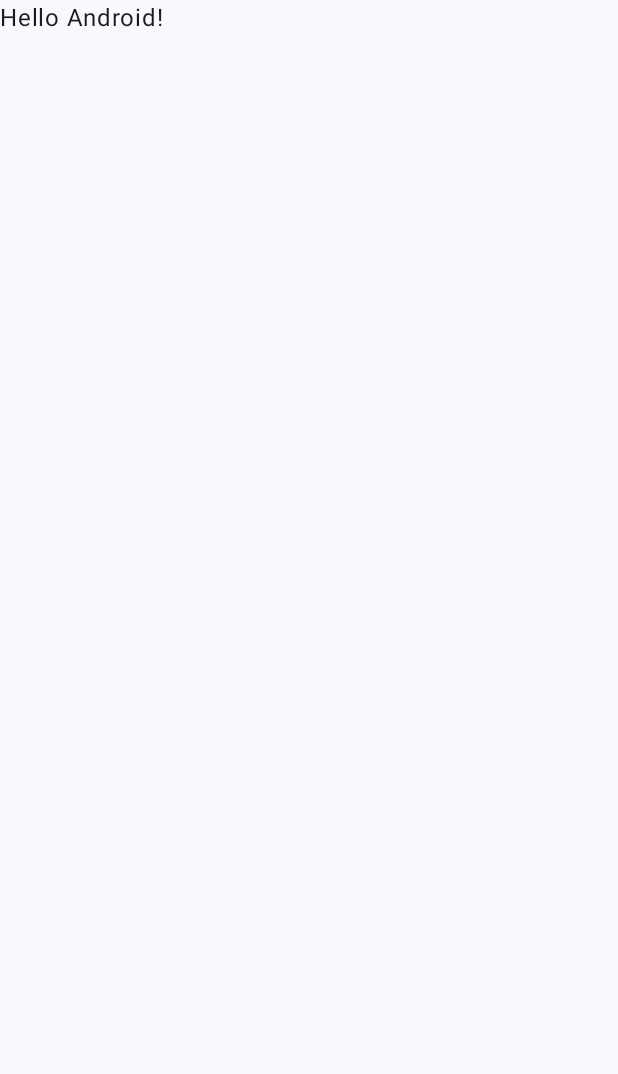
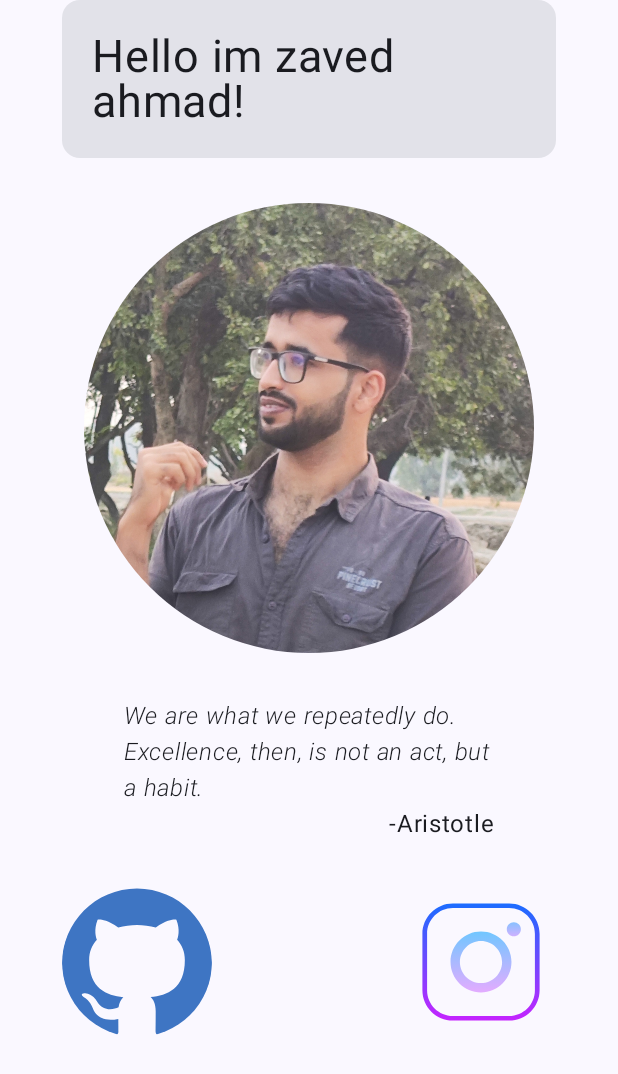
Before and after one commit to zaved707/personal_app, an Android app built with Jetpack Compose: the screen it shows after launch (MainActivity), on a phone screen of 412 x 824 dp. Before the commit the part shown is almost empty. Shown: the top 1074 px of the screen. Run offline under Robolectric (Android 15) with nearby library versions, the phone set to English and light mode, and no system bars.

Commit message:
added first page(not complete yet)

```diff
--- a/app/src/main/java/com/zavedahmad/frontPage/MainActivity.kt
+++ b/app/src/main/java/com/zavedahmad/frontPage/MainActivity.kt
@@ -1,17 +1,48 @@
 package com.zavedahmad.frontPage
 
+import android.graphics.drawable.shapes.Shape
 import android.os.Bundle
 import androidx.activity.ComponentActivity
 import androidx.activity.compose.setContent
 import androidx.activity.enableEdgeToEdge
+import androidx.compose.foundation.Image
+import androidx.compose.foundation.background
+import androidx.compose.foundation.clickable
+import androidx.compose.foundation.layout.Arrangement
+import androidx.compose.foundation.layout.Box
+import androidx.compose.foundation.layout.Column
+import androidx.compose.foundation.layout.Row
+import androidx.compose.foundation.layout.Spacer
 import androidx.compose.foundation.layout.fillMaxSize
+import androidx.compose.foundation.layout.fillMaxWidth
+import androidx.compose.foundation.layout.height
 import androidx.compose.foundation.layout.padding
+import androidx.compose.foundation.layout.size
+import androidx.compose.foundation.shape.CircleShape
+import androidx.compose.foundation.shape.RoundedCornerShape
+import androidx.compose.material.icons.Icons
+import androidx.compose.material.icons.filled.CheckCircle
+import androidx.compose.material3.Card
+import androidx.compose.material3.Icon
+import androidx.compose.material3.IconButton
+import androidx.compose.material3.MaterialTheme
 import androidx.compose.material3.Scaffold
 import androidx.compose.material3.Text
 import androidx.compose.runtime.Composable
+import androidx.compose.ui.Alignment
 import androidx.compose.ui.Modifier
+import androidx.compose.ui.draw.clip
+import androidx.compose.ui.graphics.Color
+import androidx.compose.ui.graphics.painter.Painter
+import androidx.compose.ui.layout.ContentScale
+import androidx.compose.ui.res.painterResource
+import androidx.compose.ui.text.font.FontStyle
+import androidx.compose.ui.text.font.FontWeight
 import androidx.compose.ui.tooling.preview.Preview
+import androidx.compose.ui.unit.dp
+import androidx.compose.ui.unit.sp
 import com.zavedahmad.frontPage.ui.theme.ZavedAhmadTheme
+import org.intellij.lang.annotations.JdkConstants
 
 class MainActivity : ComponentActivity() {
     override fun onCreate(savedInstanceState: Bundle?) {
@@ -21,7 +52,7 @@ class MainActivity : ComponentActivity() {
             ZavedAhmadTheme {
                 Scaffold(modifier = Modifier.fillMaxSize()) { innerPadding ->
                     Greeting(
-                        name = "Android",
+
                         modifier = Modifier.padding(innerPadding)
                     )
                 }
@@ -31,17 +62,75 @@ class MainActivity : ComponentActivity() {
 }
 
 @Composable
-fun Greeting(name: String, modifier: Modifier = Modifier) {
-    Text(
-        text = "Hello $name!",
-        modifier = modifier
-    )
+fun Greeting(modifier: Modifier = Modifier) {
+    val fontSize = 30
+    Column(modifier = modifier.fillMaxSize(), horizontalAlignment = Alignment.CenterHorizontally) {
+        Card(
+            onClick = {}, modifier = Modifier.fillMaxWidth(
+                0.8f
+            )
+        ) {
+            Box(contentAlignment = Alignment.Center, modifier = Modifier.padding(10.dp)) {
+                Text(
+                    text = "Hello im zaved ahmad!",
+                    modifier = Modifier.padding(10.dp),
+                    fontSize = fontSize.sp,
+                    lineHeight = fontSize.sp
+                )
+
+            }
+
+        }
+        Spacer(modifier = Modifier.height(30.dp))
+
+        Image(
+            painter = painterResource(R.drawable.zavedahmad),
+            contentDescription = "gawk gawk",
+            contentScale = ContentScale.Crop,
+            modifier = Modifier
+                .size(300.dp)
+                .clip(CircleShape)
+                .clickable(onClick = {})
+        )
+        Spacer(modifier = Modifier.height(30.dp))
+        Column(modifier = Modifier.fillMaxWidth(0.6f)) {
+            Text(
+                "We are what we repeatedly do. Excellence, then, is not an act, but a habit.",
+                fontStyle = FontStyle.Italic,
+                fontWeight = FontWeight.Light
+            )
+            Row(
+                modifier = Modifier.fillMaxWidth(), horizontalArrangement = Arrangement.End
+            ) {
+                Text("-Aristotle")
+            }
+        }
+        Spacer(modifier = Modifier.height(30.dp))
+        Row (modifier = Modifier.fillMaxWidth(0.8f), horizontalArrangement = Arrangement.SpaceBetween){
+            Image(
+                modifier = Modifier.size(100.dp).clip(CircleShape).clickable(onClick = {}),
+                contentScale = ContentScale.Crop,
+                painter = painterResource(R.drawable.github),
+                contentDescription = "dragon"
+            )
+            Image(
+                modifier = Modifier.size(100.dp).clip(CircleShape).clickable(onClick = {}),
+                contentScale = ContentScale.Fit,
+                painter = painterResource(R.drawable.icons8_instagram),
+                contentDescription = "dragon"
+            )
+        }
+
+
+
+    }
+
 }
 
 @Preview(showBackground = true)
 @Composable
 fun GreetingPreview() {
     ZavedAhmadTheme {
-        Greeting("Android")
+        Greeting()
     }
 }
--- /dev/null
+++ b/app/src/main/res/drawable/github.xml
@@ -0,0 +1,12 @@
+<vector xmlns:android="http://schemas.android.com/apk/res/android"
+    android:width="800dp"
+    android:height="800dp"
+    android:viewportWidth="48"
+    android:viewportHeight="48">
+  <path
+      android:pathData="M23.998,0.5C10.746,0.5 0,11.287 0,24.597C0,35.241 6.876,44.272 16.414,47.458C17.615,47.68 18.052,46.936 18.052,46.297C18.052,45.725 18.031,44.21 18.019,42.2C11.343,43.656 9.935,38.969 9.935,38.969C8.844,36.186 7.271,35.445 7.271,35.445C5.091,33.95 7.435,33.98 7.435,33.98C9.843,34.15 11.11,36.464 11.11,36.464C13.253,40.146 16.728,39.082 18.096,38.465C18.313,36.908 18.935,35.846 19.62,35.244C14.291,34.635 8.688,32.569 8.688,23.336C8.688,20.705 9.622,18.555 11.159,16.87C10.911,16.26 10.088,13.811 11.393,10.493C11.393,10.493 13.409,9.846 17.992,12.963C19.908,12.429 21.96,12.162 24.002,12.151C26.04,12.162 28.094,12.429 30.01,12.963C34.591,9.846 36.603,10.493 36.603,10.493C37.912,13.811 37.089,16.26 36.841,16.87C38.38,18.555 39.309,20.705 39.309,23.336C39.309,32.592 33.698,34.629 28.352,35.226C29.213,35.97 29.981,37.439 29.981,39.688C29.981,42.909 29.951,45.507 29.951,46.297C29.951,46.942 30.383,47.692 31.601,47.455C41.13,44.263 48,35.238 48,24.597C48,11.287 37.254,0.5 23.998,0.5"
+      android:strokeWidth="1"
+      android:fillColor="#3E75C3"
+      android:fillType="evenOdd"
+      android:strokeColor="#00000000"/>
+</vector>
--- /dev/null
+++ b/app/src/main/res/drawable/icons8_instagram.xml
@@ -0,0 +1,52 @@
+<vector xmlns:android="http://schemas.android.com/apk/res/android"
+    xmlns:aapt="http://schemas.android.com/aapt"
+    android:width="64dp"
+    android:height="64dp"
+    android:viewportWidth="64"
+    android:viewportHeight="64">
+  <path
+      android:pathData="M44,57H20c-7.168,0 -13,-5.832 -13,-13V20c0,-7.168 5.832,-13 13,-13h24c7.168,0 13,5.832 13,13v24C57,51.168 51.168,57 44,57zM20,9C13.935,9 9,13.935 9,20v24c0,6.065 4.935,11 11,11h24c6.065,0 11,-4.935 11,-11V20c0,-6.065 -4.935,-11 -11,-11H20z">
+    <aapt:attr name="android:fillColor">
+      <gradient
+          android:startX="32"
+          android:startY="6.667"
+          android:endX="32"
+          android:endY="57.872"
+          android:tileMode="mirror"
+          android:type="linear">
+        <item android:offset="0" android:color="#FF1A6DFF"/>
+        <item android:offset="1" android:color="#FFC822FF"/>
+      </gradient>
+    </aapt:attr>
+  </path>
+  <path
+      android:pathData="M32,45c-7.168,0 -13,-5.832 -13,-13c0,-7.168 5.832,-13 13,-13c7.168,0 13,5.832 13,13C45,39.168 39.168,45 32,45zM32,23c-4.962,0 -9,4.038 -9,9c0,4.963 4.038,9 9,9c4.963,0 9,-4.037 9,-9C41,27.038 36.963,23 32,23z">
+    <aapt:attr name="android:fillColor">
+      <gradient
+          android:startX="32"
+          android:startY="18.167"
+          android:endX="32"
+          android:endY="45.679"
+          android:tileMode="mirror"
+          android:type="linear">
+        <item android:offset="0" android:color="#FF6DC7FF"/>
+        <item android:offset="1" android:color="#FFE6ABFF"/>
+      </gradient>
+    </aapt:attr>
+  </path>
+  <path
+      android:pathData="M46,15A3,3 0,1 0,46 21A3,3 0,1 0,46 15Z">
+    <aapt:attr name="android:fillColor">
+      <gradient
+          android:startX="46"
+          android:startY="12.75"
+          android:endX="46"
+          android:endY="23.049"
+          android:tileMode="mirror"
+          android:type="linear">
+        <item android:offset="0" android:color="#FF6DC7FF"/>
+        <item android:offset="1" android:color="#FFE6ABFF"/>
+      </gradient>
+    </aapt:attr>
+  </path>
+</vector>
```
Also changed, not shown: app/src/main/res/drawable/gawkgawkgawk.jpg (added), app/src/main/res/drawable/zavedahmad.jpg (added).
